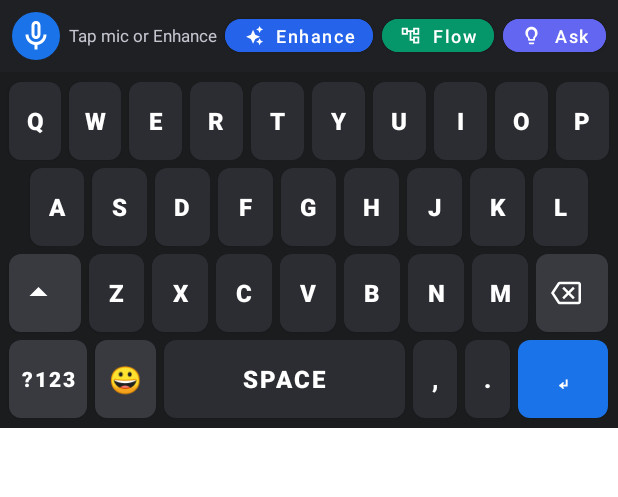
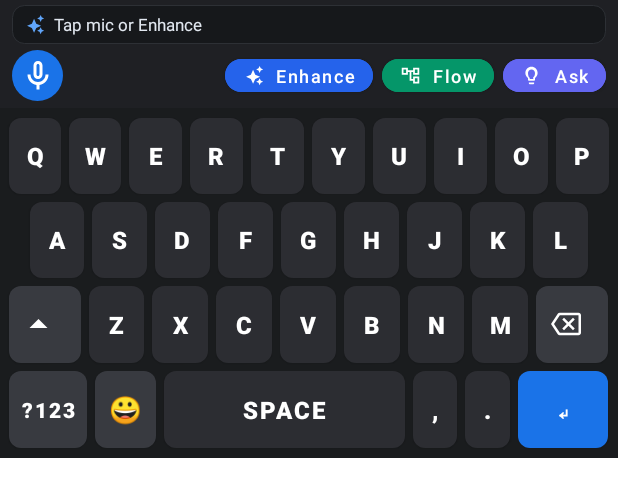
Before and after one commit to manas-dange/Cothink-flowchart, an Android app: the layout keyboard_view.xml on its own in the app's theme, with its tools: preview values and no code run, on a phone screen of 412 x 824 dp. Shown: the top 497 px of the screen. Run offline under Robolectric (Android 15) with nearby library versions, the phone set to English and light mode, and no system bars.

Commit message:
Release v1.5.4

```diff
--- a/app/src/main/java/com/cothink/keyboard/service/CothinkInputMethodService.kt
+++ b/app/src/main/java/com/cothink/keyboard/service/CothinkInputMethodService.kt
@@ -1459,7 +1459,7 @@ class CothinkInputMethodService : InputMethodService(), RecognitionListener {
 
     private fun resetStatus(message: String) {
         lastErrorMessage = message
-        statusText.text = if (message.length > 32) "${message.take(28)}... (tap for info)" else message
+        statusText.text = message
         progressBar.visibility = View.GONE
     }
 
--- /dev/null
+++ b/app/src/main/res/drawable/bg_status_strip.xml
@@ -0,0 +1,9 @@
+<?xml version="1.0" encoding="utf-8"?>
+<shape xmlns:android="http://schemas.android.com/apk/res/android"
+    android:shape="rectangle">
+    <solid android:color="#16181B" />
+    <stroke
+        android:width="0.8dp"
+        android:color="#2D3035" />
+    <corners android:radius="8dp" />
+</shape>
--- a/app/src/main/res/layout/keyboard_view.xml
+++ b/app/src/main/res/layout/keyboard_view.xml
@@ -3,7 +3,7 @@
     xmlns:app="http://schemas.android.com/apk/res-auto"
     android:id="@+id/keyboard_root"
     android:layout_width="match_parent"
-    android:layout_height="285dp"
+    android:layout_height="305dp"
     android:background="#1A1C1E">
 
     <!-- Normal Typing & Voice Input Layout -->
@@ -17,42 +17,87 @@
         <!-- Top Action Strip / Enhanced Suggestion Strip Container -->
         <FrameLayout
             android:layout_width="match_parent"
-            android:layout_height="48dp"
+            android:layout_height="72dp"
             android:background="#1F2024">
 
-            <!-- Normal Top Bar: Mic, Status, Enhance, Flow, Ask -->
+            <!-- Normal Top Bar: Upper Status Bar + Lower Buttons Row -->
             <LinearLayout
                 android:id="@+id/layout_normal_top_bar"
                 android:layout_width="match_parent"
                 android:layout_height="match_parent"
+                android:orientation="vertical"
+                android:paddingHorizontal="8dp"
+                android:paddingTop="3dp"
+                android:paddingBottom="3dp"
+                android:visibility="visible">
+
+                <!-- Upper Status / Recording / Parsing Bar with Word Wrap -->
+                <LinearLayout
+                    android:id="@+id/layout_status_bar"
+                    android:layout_width="match_parent"
+                    android:layout_height="wrap_content"
+                    android:minHeight="26dp"
                     android:gravity="center_vertical"
                     android:orientation="horizontal"
                     android:paddingHorizontal="8dp"
-                android:visibility="visible">
+                    android:paddingVertical="3dp"
+                    android:background="@drawable/bg_status_strip">
 
-                <ImageButton
-                    android:id="@+id/btn_mic"
-                    android:layout_width="32dp"
-                    android:layout_height="32dp"
-                    android:background="@drawable/bg_mic_button"
-                    android:contentDescription="Voice Input"
-                    android:src="@drawable/ic_mic"
-                    app:tint="@color/white" />
+                    <ImageView
+                        android:id="@+id/iv_status_indicator"
+                        android:layout_width="14dp"
+                        android:layout_height="14dp"
+                        android:layout_marginEnd="6dp"
+                        android:src="@drawable/ic_sparkle"
+                        app:tint="#60A5FA" />
 
                     <TextView
                         android:id="@+id/tv_status"
                         android:layout_width="0dp"
                         android:layout_height="wrap_content"
                         android:layout_weight="1"
-                    android:layout_marginStart="6dp"
-                    android:layout_marginEnd="4dp"
                         android:text="Tap mic or Enhance"
-                    android:textColor="#C4C6D0"
-                    android:textSize="11sp"
-                    android:ellipsize="marquee"
-                    android:singleLine="true"
+                        android:textColor="#E2E8F0"
+                        android:textSize="11.5sp"
+                        android:lineSpacingExtra="1dp"
+                        android:singleLine="false"
+                        android:maxLines="2"
+                        android:ellipsize="end"
                         android:clickable="true"
                         android:focusable="true" />
+
+                    <ProgressBar
+                        android:id="@+id/progress_loading"
+                        android:layout_width="16dp"
+                        android:layout_height="16dp"
+                        android:layout_marginStart="6dp"
+                        android:visibility="gone"
+                        android:indeterminate="true" />
+
+                </LinearLayout>
+
+                <!-- Lower Buttons Row: Mic, Enhance, Flow, Ask -->
+                <LinearLayout
+                    android:id="@+id/layout_top_buttons"
+                    android:layout_width="match_parent"
+                    android:layout_height="36dp"
+                    android:layout_marginTop="3dp"
+                    android:gravity="center_vertical"
+                    android:orientation="horizontal">
+
+                    <ImageButton
+                        android:id="@+id/btn_mic"
+                        android:layout_width="34dp"
+                        android:layout_height="34dp"
+                        android:background="@drawable/bg_mic_button"
+                        android:contentDescription="Voice Input"
+                        android:src="@drawable/ic_mic"
+                        app:tint="@color/white" />
+
+                    <View
+                        android:layout_width="0dp"
+                        android:layout_height="1dp"
+                        android:layout_weight="1" />
 
                     <com.google.android.material.button.MaterialButton
                         android:id="@+id/btn_enhance"
@@ -110,13 +155,7 @@
                         android:minWidth="0dp"
                         android:minHeight="0dp" />
 
-                <ProgressBar
-                    android:id="@+id/progress_loading"
-                    android:layout_width="18dp"
-                    android:layout_height="18dp"
-                    android:layout_marginStart="4dp"
-                    android:visibility="gone"
-                    android:indeterminate="true" />
+                </LinearLayout>
 
             </LinearLayout>
 
@@ -145,9 +184,10 @@
                     android:layout_marginStart="8dp"
                     android:layout_marginEnd="8dp"
                     android:textColor="#F8FAFC"
-                    android:textSize="13sp"
-                    android:ellipsize="marquee"
-                    android:singleLine="true" />
+                    android:textSize="12.5sp"
+                    android:singleLine="false"
+                    android:maxLines="2"
+                    android:ellipsize="end" />
 
                 <ImageButton
                     android:id="@+id/btn_apply_enhanced"
@@ -860,7 +900,10 @@
                     android:text="Tap mic to speak your thought..."
                     android:textColor="#CBD5E1"
                     android:textSize="11.5sp"
-                    android:singleLine="true" />
+                    android:lineSpacingExtra="1dp"
+                    android:singleLine="false"
+                    android:maxLines="2"
+                    android:ellipsize="end" />
 
                 <ProgressBar
                     android:id="@+id/progress_session"
```
Lines whose indentation alone changed are shown as unchanged.
